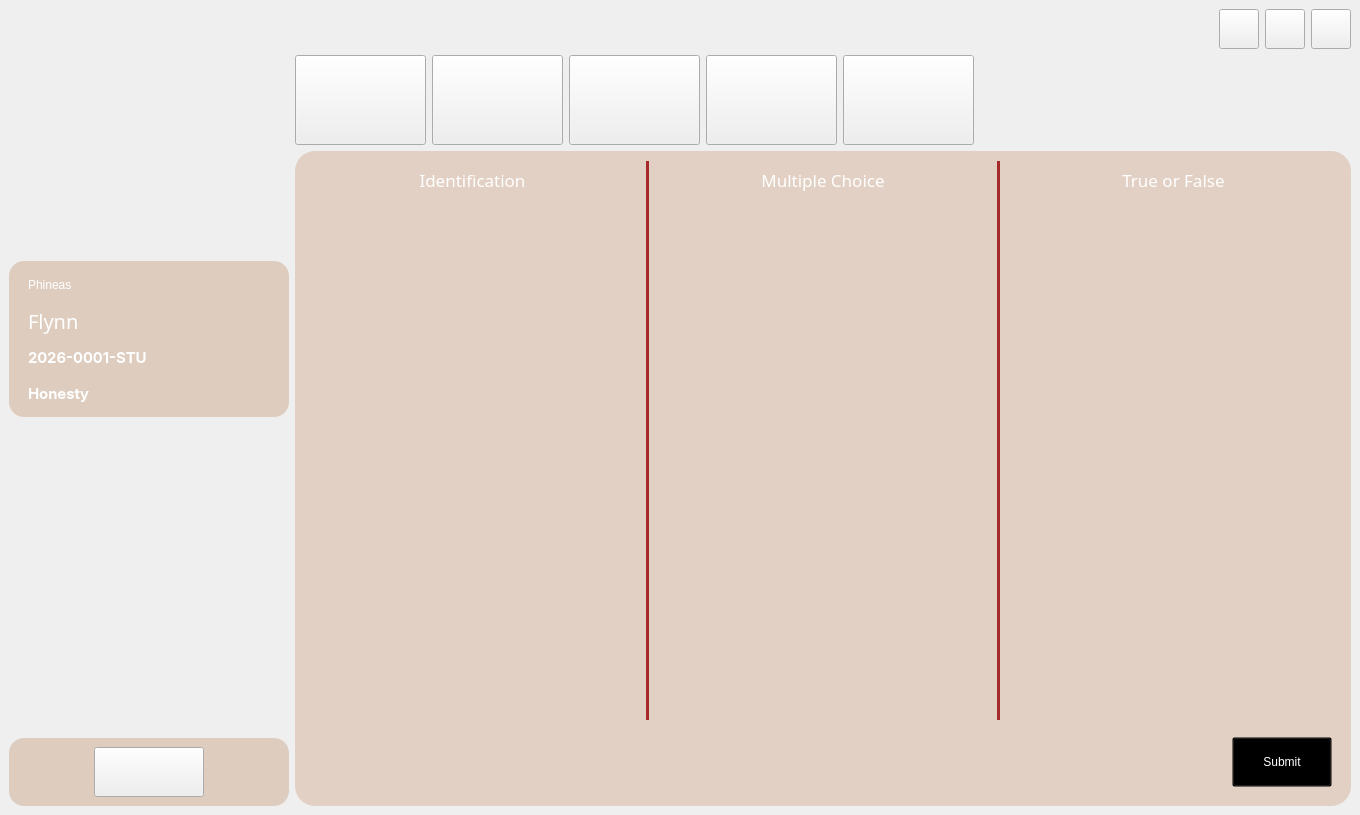
The window that CAI_PyQt/CAI_Student/UI/FormHome.ui (CPG19040/CPG19040) describes before a commit, drawn with Qt 5.
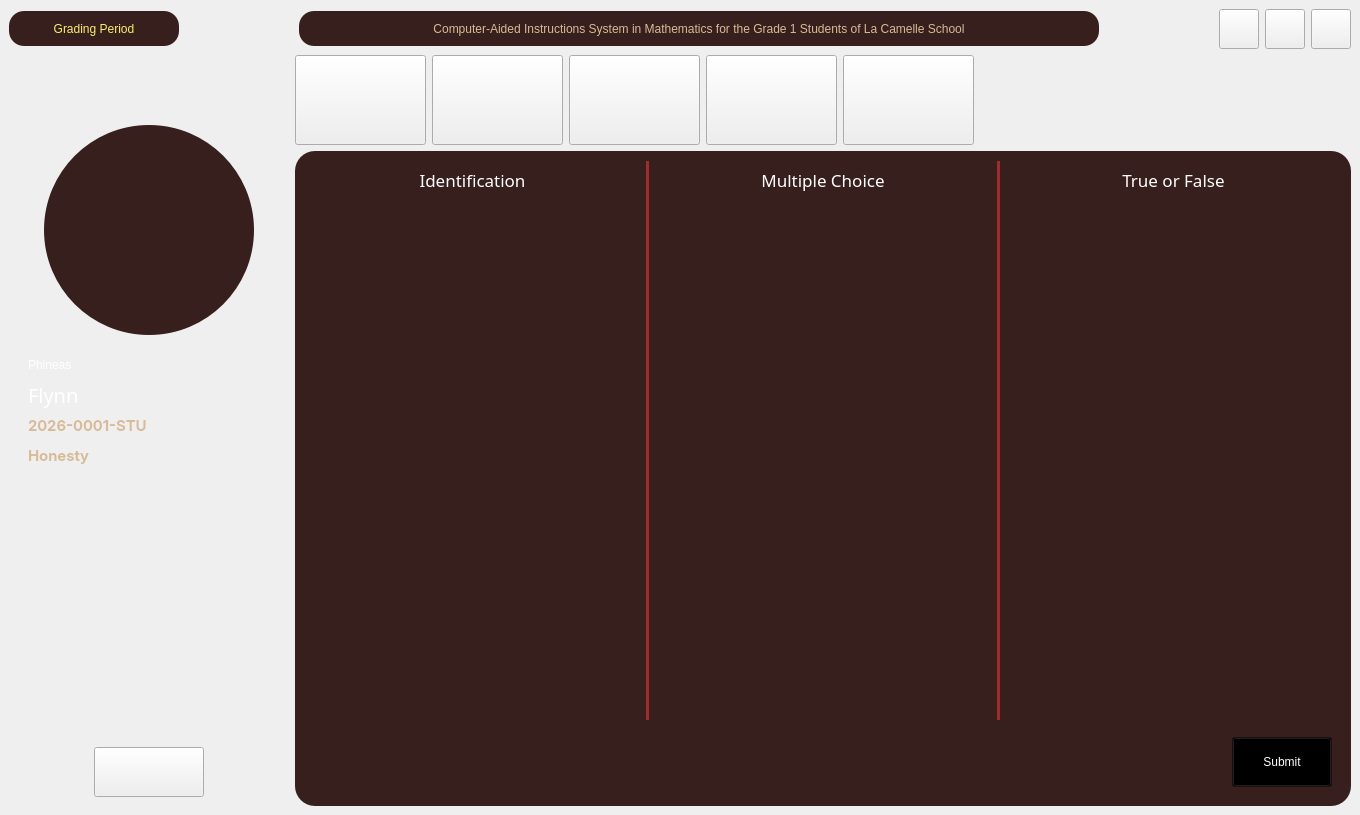
The same window after the commit. The open tabs and pages were chosen to show the change. Icons and pictures are not drawn.

```diff
--- a/CAI_PyQt/CAI_Student/UI/FormHome.ui
+++ b/CAI_PyQt/CAI_Student/UI/FormHome.ui
@@ -40,6 +40,98 @@
        <property name="bottomMargin">
         <number>0</number>
        </property>
+       <item>
+        <widget class="QLabel" name="label_gradingperiod">
+         <property name="minimumSize">
+          <size>
+           <width>170</width>
+           <height>35</height>
+          </size>
+         </property>
+         <property name="maximumSize">
+          <size>
+           <width>16777215</width>
+           <height>35</height>
+          </size>
+         </property>
+         <property name="styleSheet">
+          <string notr="true">#label_gradingperiod {
+	background-color: #361f1c;
+	color: rgb(249, 240, 107);
+	font: 12pt &quot;Inter SemiBold&quot;;
+	border-radius: 15px;
+}</string>
+         </property>
+         <property name="text">
+          <string>Grading Period</string>
+         </property>
+         <property name="alignment">
+          <set>Qt::AlignCenter</set>
+         </property>
+         <property name="wordWrap">
+          <bool>true</bool>
+         </property>
+         <property name="margin">
+          <number>0</number>
+         </property>
+         <property name="indent">
+          <number>10</number>
+         </property>
+        </widget>
+       </item>
+       <item>
+        <spacer name="horizontalSpacer_14">
+         <property name="orientation">
+          <enum>Qt::Horizontal</enum>
+         </property>
+         <property name="sizeHint" stdset="0">
+          <size>
+           <width>40</width>
+           <height>20</height>
+          </size>
+         </property>
+        </spacer>
+       </item>
+       <item>
+        <widget class="QLabel" name="label_gradingperiod_2">
+         <property name="minimumSize">
+          <size>
+           <width>800</width>
+           <height>35</height>
+          </size>
+         </property>
+         <property name="maximumSize">
+          <size>
+           <width>16777215</width>
+           <height>35</height>
+          </size>
+         </property>
+         <property name="styleSheet">
+          <string notr="true">QLabel {
+	background-color: #361f1c;
+	color: #d8bb96; /*rgb(249, 240, 107);*/
+	font: 12pt &quot;Inter SemiBold&quot;;
+	border-radius: 15px;
+	padding: 0px 10px;
+}</string>
+         </property>
+         <property name="text">
+          <string>Computer-Aided Instructions System in Mathematics for the Grade 1 Students of La Camelle School</string>
+         </property>
+         <property name="alignment">
+          <set>Qt::AlignCenter</set>
+         </property>
+         <property name="wordWrap">
+          <bool>true</bool>
+         </property>
+         <property name="margin">
+          <number>0</number>
+         </property>
+         <property name="indent">
+          <number>10</number>
+         </property>
+        </widget>
+       </item>
        <item>
         <spacer name="horizontalSpacer_13">
          <property name="orientation">
@@ -176,21 +268,80 @@
           <string notr="true">widget_left_panel { background-color: rgb(205, 171, 143); border-radius: 20px; background-image: url(:/Images/Images/wood_nav_bar.jpeg) 0 0 0 0 stretch stretch; }</string>
          </property>
          <layout class="QVBoxLayout" name="verticalLayout">
+          <property name="spacing">
+           <number>17</number>
+          </property>
           <property name="leftMargin">
            <number>0</number>
           </property>
           <property name="topMargin">
+           <number>50</number>
+          </property>
+          <property name="rightMargin">
            <number>0</number>
           </property>
+          <property name="bottomMargin">
+           <number>0</number>
+          </property>
+          <item>
+           <widget class="QWidget" name="widget_7" native="true">
+            <property name="minimumSize">
+             <size>
+              <width>210</width>
+              <height>210</height>
+             </size>
+            </property>
+            <property name="styleSheet">
+             <string notr="true">background-color: transparent;</string>
+            </property>
+            <layout class="QVBoxLayout" name="verticalLayout_15">
+             <property name="spacing">
+              <number>0</number>
+             </property>
+             <property name="leftMargin">
+              <number>0</number>
+             </property>
+             <property name="topMargin">
+              <number>0</number>
+             </property>
           <property name="rightMargin">
            <number>0</number>
           </property>
           <property name="bottomMargin">
            <number>0</number>
+             </property>
+             <item>
+              <widget class="QWidget" name="widget_student_info" native="true">
+               <property name="styleSheet">
+                <string notr="true">#widget_student_info {
+	background-color: transparent;
+	border-bottom-right-radius: 15px;
+	border-bottom-left-radius: 15px;
+	border-image: url(:/Images/Images/background_361F1C.svg);
+}</string>
+               </property>
+               <layout class="QVBoxLayout" name="verticalLayout_13">
+                <property name="spacing">
+                 <number>0</number>
+                </property>
+                <property name="leftMargin">
+                 <number>9</number>
+                </property>
+                <property name="topMargin">
+                 <number>20</number>
+                </property>
+                <property name="bottomMargin">
+                 <number>9</number>
           </property>
           <item>
            <widget class="QWidget" name="widget_4" native="true">
+                  <property name="styleSheet">
+                   <string notr="true"/>
+                  </property>
             <layout class="QHBoxLayout" name="horizontalLayout_4">
+                   <property name="spacing">
+                    <number>0</number>
+                   </property>
              <property name="leftMargin">
               <number>0</number>
              </property>
@@ -201,7 +352,7 @@
               <number>0</number>
              </property>
              <property name="bottomMargin">
-              <number>0</number>
+                    <number>15</number>
              </property>
              <item>
               <spacer name="horizontalSpacer_2">
@@ -217,6 +368,40 @@
               </spacer>
              </item>
              <item>
+                    <widget class="QWidget" name="widget_3" native="true">
+                     <property name="minimumSize">
+                      <size>
+                       <width>210</width>
+                       <height>210</height>
+                      </size>
+                     </property>
+                     <property name="maximumSize">
+                      <size>
+                       <width>210</width>
+                       <height>210</height>
+                      </size>
+                     </property>
+                     <property name="styleSheet">
+                      <string notr="true">background-color: #361f1c;
+border-radius: 105px;</string>
+                     </property>
+                     <layout class="QVBoxLayout" name="verticalLayout_14">
+                      <property name="spacing">
+                       <number>0</number>
+                      </property>
+                      <property name="leftMargin">
+                       <number>5</number>
+                      </property>
+                      <property name="topMargin">
+                       <number>0</number>
+                      </property>
+                      <property name="rightMargin">
+                       <number>0</number>
+                      </property>
+                      <property name="bottomMargin">
+                       <number>0</number>
+                      </property>
+                      <item>
               <widget class="QLabel" name="label_profilePic">
                <property name="minimumSize">
                 <size>
@@ -242,6 +427,12 @@
                <property name="scaledContents">
                 <bool>true</bool>
                </property>
+                        <property name="alignment">
+                         <set>Qt::AlignCenter</set>
+                        </property>
+                       </widget>
+                      </item>
+                     </layout>
               </widget>
              </item>
              <item>
@@ -261,18 +452,6 @@
            </widget>
           </item>
           <item>
-           <widget class="QWidget" name="widget_3" native="true">
-            <property name="minimumSize">
-             <size>
-              <width>0</width>
-              <height>100</height>
-             </size>
-            </property>
-            <property name="styleSheet">
-             <string notr="true">background-color: rgba(205, 171, 143, 0.5); border-radius: 15px;</string>
-            </property>
-            <layout class="QVBoxLayout" name="verticalLayout_13">
-             <item>
               <widget class="QLabel" name="label_firstname">
                <property name="minimumSize">
                 <size>
@@ -312,7 +491,7 @@
                 <font>
                  <family>Kissy Hugs</family>
                  <pointsize>15</pointsize>
-                 <weight>6</weight>
+                    <weight>50</weight>
                  <italic>false</italic>
                  <bold>false</bold>
                 </font>
@@ -349,7 +528,7 @@
                 </font>
                </property>
                <property name="styleSheet">
-                <string notr="true">background-color: transparent; color: rgb(255, 255, 255);</string>
+                   <string notr="true">background-color: transparent; color: #d8bb96;</string>
                </property>
                <property name="text">
                 <string>2026-0001-STU</string>
@@ -374,7 +553,7 @@
                 </font>
                </property>
                <property name="styleSheet">
-                <string notr="true">background-color: transparent; color: rgb(255, 255, 255);</string>
+                   <string notr="true">background-color: transparent; color: #d8bb96;</string>
                </property>
                <property name="text">
                 <string>Honesty</string>
@@ -387,6 +566,9 @@
             </layout>
            </widget>
           </item>
+            </layout>
+           </widget>
+          </item>
           <item>
            <spacer name="verticalSpacer">
             <property name="orientation">
@@ -403,10 +585,7 @@
           <item>
            <widget class="QWidget" name="widget_5" native="true">
             <property name="styleSheet">
-             <string notr="true">#widget_5 {
-	background-color: rgba(205, 171, 143, 0.5);
-	border-radius: 15px;
-}</string>
+             <string notr="true"/>
             </property>
             <layout class="QHBoxLayout" name="horizontalLayout_5">
              <item>
@@ -654,7 +833,11 @@
           <item>
            <widget class="QStackedWidget" name="stackedWidget">
             <property name="styleSheet">
-             <string notr="true">#stackedWidget { background-color: rgb(225, 208, 195); border-radius: 20px; background-image: url(:/Images/Images/wood_nav_bar_H.jpeg) 0 0 0 0 stretch stretch; }</string>
+             <string notr="true">#stackedWidget {
+	background-color: #361f1c;
+	border-radius: 20px;
+	background-image: url(:/Images/Images/wood_nav_bar_H.jpeg) 0 0 0 0 stretch stretch;
+}</string>
             </property>
             <property name="currentIndex">
              <number>0</number>
@@ -938,8 +1121,8 @@
                         <rect>
                          <x>0</x>
                          <y>0</y>
-                         <width>18</width>
-                         <height>18</height>
+                         <width>100</width>
+                         <height>30</height>
                         </rect>
                        </property>
                        <layout class="QVBoxLayout" name="verticalLayout_7"/>
@@ -1101,8 +1284,8 @@
                         <rect>
                          <x>0</x>
                          <y>0</y>
-                         <width>18</width>
-                         <height>18</height>
+                         <width>100</width>
+                         <height>30</height>
                         </rect>
                        </property>
                        <layout class="QVBoxLayout" name="verticalLayout_8"/>
@@ -1264,8 +1447,8 @@
                         <rect>
                          <x>0</x>
                          <y>0</y>
-                         <width>18</width>
-                         <height>18</height>
+                         <width>100</width>
+                         <height>30</height>
                         </rect>
                        </property>
                        <layout class="QVBoxLayout" name="verticalLayout_9"/>
```
Left out of the diff: 6 changed lines with no effect on the pictures. Lines whose indentation alone changed are shown as unchanged.
